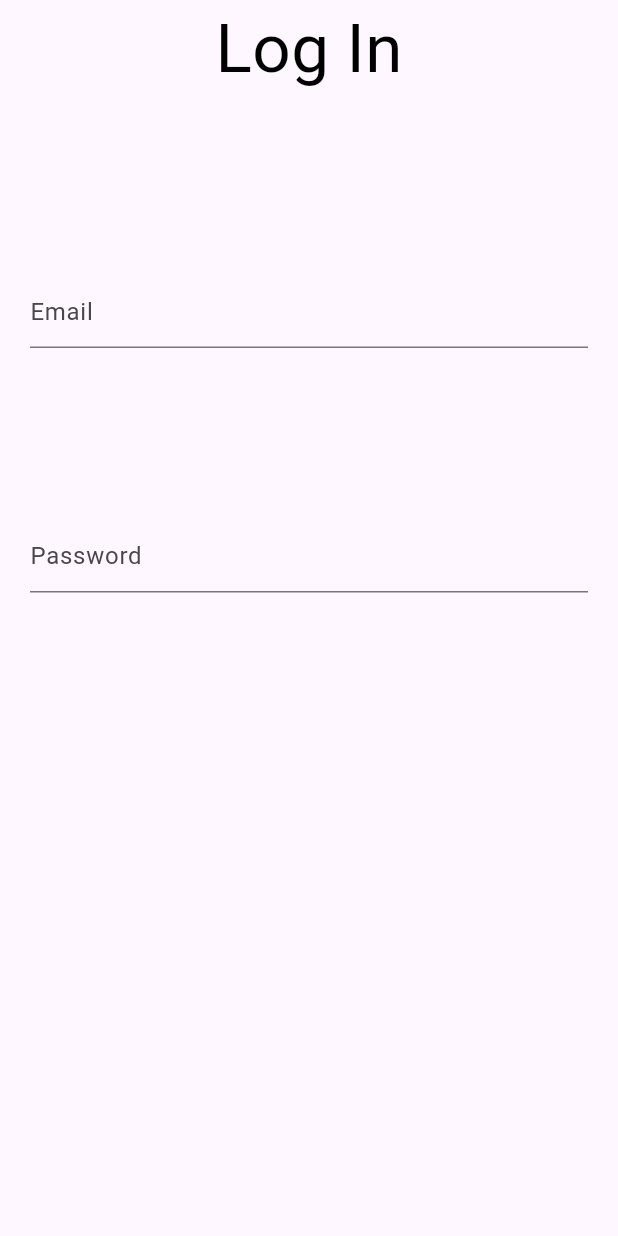
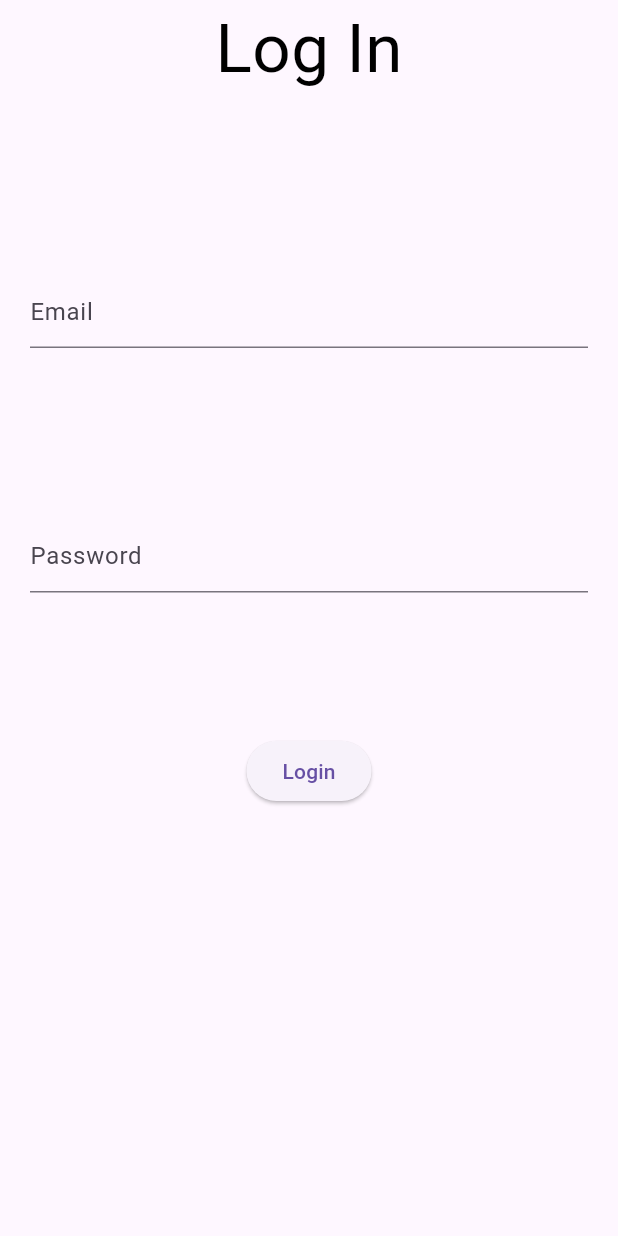
Before and after one commit to asiripr/simple-login-screen, a Flutter app: the screen it shows after launch, on a phone screen of 412 x 824 dp. Run offline on Flutter 3.47's test engine with Material 3 defaults, Android fonts, the phone set to English and light mode, and no system bars; our stand-ins replace google_fonts.

Commit message:
I added a button

```diff
--- a/lib/main.dart
+++ b/lib/main.dart
@@ -42,6 +42,9 @@ class MainApp extends StatelessWidget {
               SizedBox(
                 height: 75,
               ),
+              ElevatedButton(
+                onPressed: (){},
+                child: Text("Login"))
             ],
           ),
 
```
